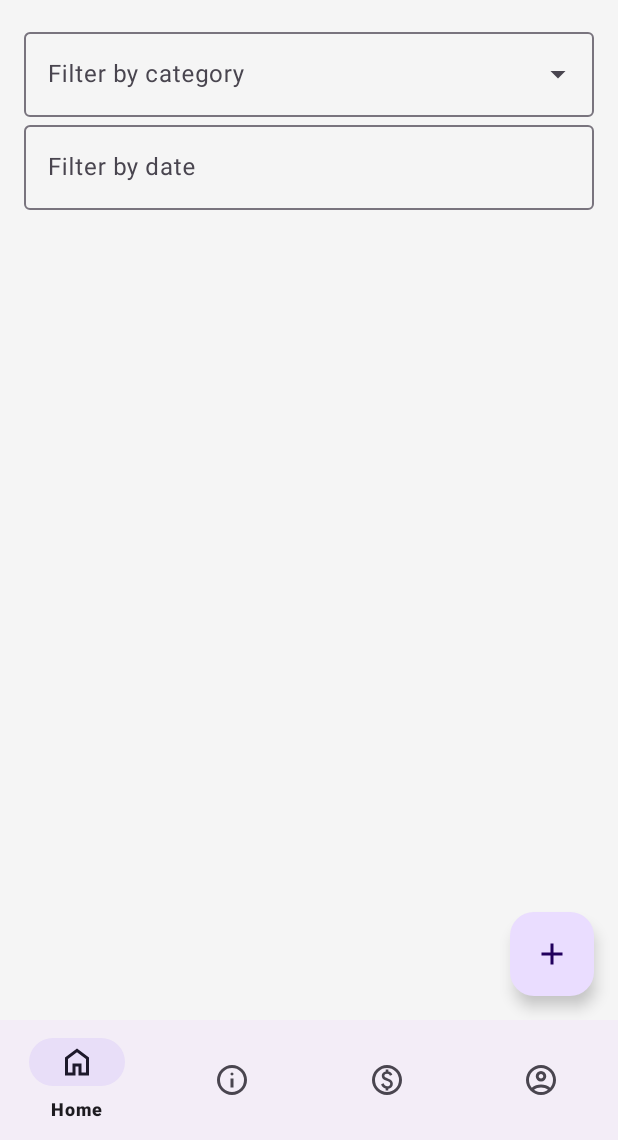
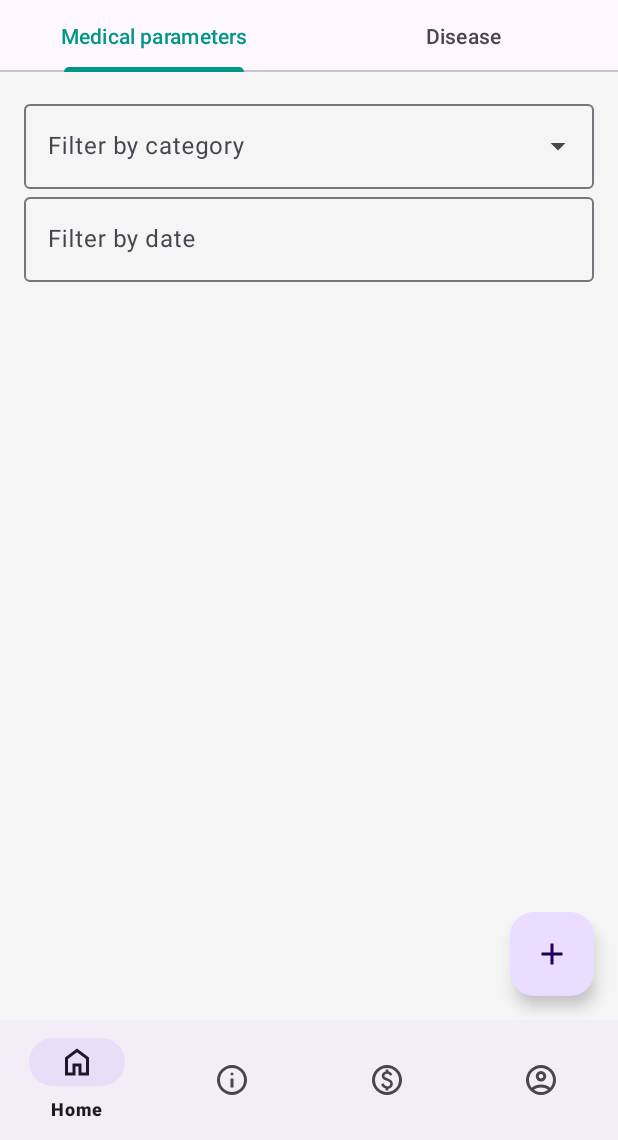
Before and after one commit to MikeArdo/AsilApp, an Android app: the HomeAsylumSeeker screen opened directly, with no data from a screen before it, on a phone screen of 412 x 824 dp, the part 96-1236 px from its top. Run offline under Robolectric (Android 15) with nearby library versions, the phone set to English and light mode, and no system bars; our stand-ins replace Firebase (no records; nobody signed in at launch, a user with empty details on screens opened directly).

Commit message:
added add disease section and tabs

```diff
--- /dev/null
+++ b/app/src/main/java/it/bugbuster/asilapp/TabsFragment.java
@@ -0,0 +1,108 @@
+package it.bugbuster.asilapp;
+
+import android.os.Bundle;
+
+import androidx.annotation.NonNull;
+import androidx.fragment.app.Fragment;
+import androidx.viewpager2.widget.ViewPager2;
+
+import android.view.LayoutInflater;
+import android.view.View;
+import android.view.ViewGroup;
+
+import com.google.android.material.tabs.TabLayout;
+import com.google.android.material.tabs.TabLayoutMediator;
+
+import it.bugbuster.asilapp.utils.NavigationUtil;
+
+/**
+ * A simple {@link Fragment} subclass.
+ * Use the {@link TabsFragment#newInstance} factory method to
+ * create an instance of this fragment.
+ */
+public class TabsFragment extends Fragment {
+
+    // TODO: Rename parameter arguments, choose names that match
+    // the fragment initialization parameters, e.g. ARG_ITEM_NUMBER
+    private static final String ARG_PARAM1 = "param1";
+    private static final String ARG_PARAM2 = "param2";
+
+    // TODO: Rename and change types of parameters
+    private String mParam1;
+    private String mParam2;
+
+    public TabsFragment() {
+        // Required empty public constructor
+    }
+
+    /**
+     * Use this factory method to create a new instance of
+     * this fragment using the provided parameters.
+     *
+     * @param param1 Parameter 1.
+     * @param param2 Parameter 2.
+     * @return A new instance of fragment TabsFragment.
+     */
+    // TODO: Rename and change types and number of parameters
+    public static TabsFragment newInstance(String param1, String param2) {
+        TabsFragment fragment = new TabsFragment();
+        Bundle args = new Bundle();
+        args.putString(ARG_PARAM1, param1);
+        args.putString(ARG_PARAM2, param2);
+        fragment.setArguments(args);
+        return fragment;
+    }
+
+    @Override
+    public void onCreate(Bundle savedInstanceState) {
+        super.onCreate(savedInstanceState);
+        if (getArguments() != null) {
+            mParam1 = getArguments().getString(ARG_PARAM1);
+            mParam2 = getArguments().getString(ARG_PARAM2);
+        }
+    }
+
+    @Override
+    public View onCreateView(LayoutInflater inflater, ViewGroup container,
+                             Bundle savedInstanceState) {
+        View view = inflater.inflate(R.layout.fragment_tabs, container, false);
+        TabLayout tabLayout = view.findViewById(R.id.tabLayout);
+        ViewPager2 viewPager = view.findViewById(R.id.viewPager);
+
+        int tabCount = 2; // Number of tabs
+        ViewPagerAdapter adapter = new ViewPagerAdapter(requireActivity(), tabCount);
+        viewPager.setAdapter(adapter);
+
+        String[] tabNames = {getString(R.string.medical_parameters), getString(R.string.disease)};
+
+        new TabLayoutMediator(tabLayout, viewPager, new TabLayoutMediator.TabConfigurationStrategy() {
+            @Override
+            public void onConfigureTab(@NonNull TabLayout.Tab tab, int position) {
+                tab.setText(tabNames[position]);
+            }
+        }).attach();
+
+        tabLayout.addOnTabSelectedListener(new TabLayout.OnTabSelectedListener() {
+            @Override
+            public void onTabSelected(@NonNull TabLayout.Tab tab) {
+                int selectedTabPosition = tab.getPosition();
+
+                if (selectedTabPosition == 1) {
+                    //
+                }
+            }
+
+            @Override
+            public void onTabUnselected(@NonNull TabLayout.Tab tab) {
+                // This is called when a tab is unselected
+            }
+
+            @Override
+            public void onTabReselected(@NonNull TabLayout.Tab tab) {
+                // This is called when the selected tab is reselected (tapped again)
+            }
+        });
+
+        return view;
+    }
+}
--- /dev/null
+++ b/app/src/main/java/it/bugbuster/asilapp/ViewPagerAdapter.java
@@ -0,0 +1,37 @@
+package it.bugbuster.asilapp;
+
+import android.os.Bundle;
+
+import androidx.annotation.NonNull;
+import androidx.fragment.app.Fragment;
+import androidx.fragment.app.FragmentActivity;
+import androidx.viewpager2.adapter.FragmentStateAdapter;
+
+import it.bugbuster.asilapp.diseases.DiseasesListFragment;
+import it.bugbuster.asilapp.measurements.MedicalParametersFragment;
+
+public class ViewPagerAdapter extends FragmentStateAdapter {
+    private final int numOfTabs;
+
+    public ViewPagerAdapter(@NonNull FragmentActivity fragmentActivity, int numOfTabs) {
+        super(fragmentActivity);
+        this.numOfTabs = numOfTabs;
+    }
+
+    @NonNull
+    @Override
+    public Fragment createFragment(int position) {
+        if (position == 0) {
+            // Load the SecondTabFragment for the second tab
+            return new MedicalParametersFragment();
+        } else {
+            // Load SampleFragment for other tabs
+            return new DiseasesListFragment();
+        }
+    }
+
+    @Override
+    public int getItemCount() {
+        return numOfTabs;
+    }
+}
--- a/app/src/main/java/it/bugbuster/asilapp/database/DiseasesDatabase.java
+++ b/app/src/main/java/it/bugbuster/asilapp/database/DiseasesDatabase.java
@@ -3,13 +3,16 @@ package it.bugbuster.asilapp.database;
 import android.content.ContentValues;
 import android.content.Context;
 import android.database.Cursor;
+import android.database.MatrixCursor;
 import android.database.sqlite.SQLiteDatabase;
+import android.os.Bundle;
 import android.util.Log;
 
 import com.google.firebase.firestore.CollectionReference;
 import com.google.firebase.firestore.DocumentSnapshot;
 import com.google.firebase.firestore.FirebaseFirestore;
 
+import java.util.ArrayList;
 import java.util.HashSet;
 import java.util.Set;
 
@@ -201,8 +204,9 @@ public class DiseasesDatabase extends DatabaseHelper {
     public Cursor getDiseases(String user_id) {
         String logged_id = AuthUtils.getCurrentUserId();
         if (logged_id == null) return null;
-
+        FirebaseFirestore dbFirestore = FirebaseFirestore.getInstance();
         SQLiteDatabase db = this.getReadableDatabase();
+        ArrayList<String> namesDoctors = new ArrayList<>();
         if (isTableExists(db, TABLE_DISEASES)) {
             return db.rawQuery("SELECT * FROM " + TABLE_DISEASES + " WHERE user_id = ?", new String[]{user_id});
         } else {
--- a/app/src/main/java/it/bugbuster/asilapp/measurements/MedicalParametersFragment.java
+++ b/app/src/main/java/it/bugbuster/asilapp/measurements/MedicalParametersFragment.java
@@ -21,6 +21,7 @@ import android.widget.SimpleCursorAdapter;
 import android.widget.TextView;
 
 import com.google.android.material.datepicker.MaterialDatePicker;
+import com.google.android.material.tabs.TabLayout;
 
 import java.text.SimpleDateFormat;
 import java.util.Date;
@@ -29,6 +30,7 @@ import java.util.TimeZone;
 
 import it.bugbuster.asilapp.R;
 import it.bugbuster.asilapp.database.MeasurementsDatabase;
+import it.bugbuster.asilapp.diseases.DiseasesListFragment;
 import it.bugbuster.asilapp.utils.DateRangePickerUtils;
 import it.bugbuster.asilapp.utils.NavigationUtil;
 import it.bugbuster.asilapp.utils.ResourcesUtil;
@@ -42,13 +44,20 @@ public class MedicalParametersFragment extends Fragment {
     private MaterialDatePicker<Pair<Long, Long>> dateRangePicker;
     private SimpleDateFormat dateFormat;
     private TextView valueView;
+    private TabLayout tabLayout;
 
+
+    @Override
+    public void onResume() {
+        super.onResume();
+        NavigationUtil.showHomeButton(this);
+    }
 
     @Nullable
     @Override
     public View onCreateView(@NonNull LayoutInflater inflater, @Nullable ViewGroup container, @Nullable Bundle savedInstanceState) {
         View view = inflater.inflate(R.layout.fragment_medical_parameters, container, false);
-        NavigationUtil.showHomeButton(this);
+
         measurementsDatabase = new MeasurementsDatabase(getContext());
         measurementsListView = view.findViewById(R.id.listViewMeasurements);
         typeMeasurements = view.findViewById(R.id.spinnerFilterCategory);
@@ -105,6 +114,9 @@ public class MedicalParametersFragment extends Fragment {
                 loadMeasurements(true);
             }
         });
+
+
+
 
 
         loadMeasurements(false);
--- a/app/src/main/res/layout/fragment_diseases_list.xml
+++ b/app/src/main/res/layout/fragment_diseases_list.xml
@@ -3,8 +3,7 @@
     android:layout_width="match_parent"
     android:layout_height="match_parent"
     xmlns:app="http://schemas.android.com/apk/res-auto"
-    android:orientation="vertical"
-    android:padding="16dp">
+    android:orientation="vertical">
 
     <ListView
         android:id="@+id/listViewDiseases"
--- /dev/null
+++ b/app/src/main/res/layout/fragment_tabs.xml
@@ -0,0 +1,23 @@
+<?xml version="1.0" encoding="utf-8"?>
+<LinearLayout xmlns:android="http://schemas.android.com/apk/res/android"
+    xmlns:tools="http://schemas.android.com/tools"
+    android:layout_width="match_parent"
+    android:layout_height="match_parent"
+    xmlns:app="http://schemas.android.com/apk/res-auto"
+    android:orientation="vertical"
+    tools:context=".TabsFragment">
+
+    <com.google.android.material.tabs.TabLayout
+        android:id="@+id/tabLayout"
+        android:layout_width="match_parent"
+        android:layout_height="wrap_content"
+        app:tabMode="fixed"
+        app:tabGravity="fill"/>
+
+
+    <androidx.viewpager2.widget.ViewPager2
+        android:id="@+id/viewPager"
+        android:layout_width="match_parent"
+        android:layout_height="match_parent"/>
+
+</LinearLayout>
--- a/app/src/main/res/values/strings.xml
+++ b/app/src/main/res/values/strings.xml
@@ -96,4 +96,10 @@
     <string name="HEARTBEAT">Heartbeat</string>
     <string name="WEIGHT">Weight</string>
     <string name="GLYCEMIA">Glycemia</string>
+    <string name="disease">Disease</string>
+    <string name="therapy">Therapy</string>
+    <string name="disease_saved">Disease saved</string>
+    <string name="disease_not_saved">Disease not saved</string>
+    <string name="medical_parameters">Medical parameters</string>
+    <string name="diseases">Diseases</string>
 </resources>
```
Also changed, not shown: app/src/main/java/it/bugbuster/asilapp/access/HomeAsylumSeeker.java (+6 -6 lines), app/src/main/java/it/bugbuster/asilapp/access/HomeDoctor.java (+2 -8 lines), app/src/main/java/it/bugbuster/asilapp/diseases/AddDiseaseFragment.java (added, +96 -0 lines), app/src/main/java/it/bugbuster/asilapp/diseases/AsylumSeekerDiseasesFragment.java (renamed from app/src/main/java/it/bugbuster/asilapp/doctor/AsylumSeekerDiseasesFragment.java, +43 -3 lines), app/src/main/java/it/bugbuster/asilapp/diseases/AsylumSeekersListFragment.java (renamed from app/src/main/java/it/bugbuster/asilapp/doctor/AsylumSeekersListFragment.java, +18 -11 lines), app/src/main/java/it/bugbuster/asilapp/diseases/DiseasesListFragment.java (+50 -5 lines), app/src/main/res/layout/fragment_add_disease.xml (added, +46 -0 lines), app/src/main/res/layout/fragment_asylum_seeker_diseases.xml (+4 -6 lines), 1 other file.
